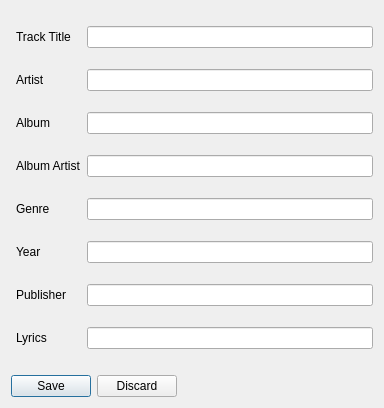
Qt form recommend/ui/editMetadata_form.ui (ProjectRecommend/Recommend) before a commit.
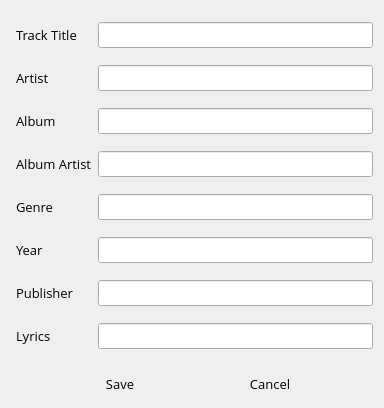
The same form after that commit. Icons and pictures are not drawn.

The edit to the form file:
```diff
--- a/recommend/ui/editMetadata_form.ui
+++ b/recommend/ui/editMetadata_form.ui
@@ -16,6 +16,12 @@
     <verstretch>0</verstretch>
    </sizepolicy>
   </property>
+  <property name="font">
+   <font>
+    <family>Open Sans</family>
+    <pointsize>10</pointsize>
+   </font>
+  </property>
   <property name="windowTitle">
    <string>Edit Song MetaData</string>
   </property>
@@ -23,8 +29,52 @@
    <iconset>
     <normaloff>icons/ic_main.png</normaloff>icons/ic_main.png</iconset>
   </property>
-  <layout class="QVBoxLayout" name="verticalLayout">
-   <item>
+  <property name="toolTip">
+   <string/>
+  </property>
+  <property name="statusTip">
+   <string/>
+  </property>
+  <property name="whatsThis">
+   <string>&lt;html&gt;&lt;head/&gt;&lt;body&gt;&lt;p&gt;&lt;span style=&quot; font-size:10pt;&quot;&gt;Edit MetaData(ID3 Tags) of song, we use MetaData to recommend new songs.&lt;/span&gt;&lt;/p&gt;&lt;p&gt;&lt;span style=&quot; font-size:10pt;&quot;&gt;Wrong MetaData may result in incorrect or no recommendation of this song&lt;/span&gt;&lt;/p&gt;&lt;/body&gt;&lt;/html&gt;</string>
+  </property>
+  <property name="modal">
+   <bool>false</bool>
+  </property>
+  <layout class="QGridLayout" name="gridLayout">
+   <item row="1" column="2">
+    <widget class="QPushButton" name="saveButton">
+     <property name="sizeIncrement">
+      <size>
+       <width>0</width>
+       <height>0</height>
+      </size>
+     </property>
+     <property name="text">
+      <string>Save</string>
+     </property>
+     <property name="icon">
+      <iconset>
+       <normaloff>icons/ic_save.png</normaloff>icons/ic_save.png</iconset>
+     </property>
+     <property name="iconSize">
+      <size>
+       <width>25</width>
+       <height>25</height>
+      </size>
+     </property>
+     <property name="autoDefault">
+      <bool>false</bool>
+     </property>
+     <property name="default">
+      <bool>false</bool>
+     </property>
+     <property name="flat">
+      <bool>true</bool>
+     </property>
+    </widget>
+   </item>
+   <item row="0" column="0" colspan="6">
     <layout class="QFormLayout" name="formLayout">
      <property name="fieldGrowthPolicy">
       <enum>QFormLayout::AllNonFixedFieldsGrow</enum>
@@ -142,25 +192,71 @@
      </item>
     </layout>
    </item>
-   <item>
-    <widget class="QDialogButtonBox" name="buttonBox">
-     <property name="sizePolicy">
-      <sizepolicy hsizetype="Fixed" vsizetype="Fixed">
-       <horstretch>0</horstretch>
-       <verstretch>0</verstretch>
-      </sizepolicy>
-     </property>
+   <item row="1" column="5">
+    <spacer name="horizontalSpacer_3">
      <property name="orientation">
       <enum>Qt::Horizontal</enum>
      </property>
-     <property name="standardButtons">
-      <set>QDialogButtonBox::Discard|QDialogButtonBox::Save</set>
+     <property name="sizeHint" stdset="0">
+      <size>
+       <width>40</width>
+       <height>20</height>
+      </size>
      </property>
-     <property name="centerButtons">
+    </spacer>
+   </item>
+   <item row="1" column="4">
+    <widget class="QPushButton" name="cancelButton">
+     <property name="text">
+      <string>Cancel</string>
+     </property>
+     <property name="icon">
+      <iconset>
+       <normaloff>icons/ic_cancel.png</normaloff>icons/ic_cancel.png</iconset>
+     </property>
+     <property name="iconSize">
+      <size>
+       <width>25</width>
+       <height>25</height>
+      </size>
+     </property>
+     <property name="autoDefault">
       <bool>false</bool>
      </property>
+     <property name="default">
+      <bool>false</bool>
+     </property>
+     <property name="flat">
+      <bool>true</bool>
+     </property>
     </widget>
    </item>
+   <item row="1" column="1">
+    <spacer name="horizontalSpacer_1">
+     <property name="orientation">
+      <enum>Qt::Horizontal</enum>
+     </property>
+     <property name="sizeHint" stdset="0">
+      <size>
+       <width>40</width>
+       <height>20</height>
+      </size>
+     </property>
+    </spacer>
+   </item>
+   <item row="1" column="3">
+    <spacer name="horizontalSpacer_2">
+     <property name="orientation">
+      <enum>Qt::Horizontal</enum>
+     </property>
+     <property name="sizeHint" stdset="0">
+      <size>
+       <width>40</width>
+       <height>20</height>
+      </size>
+     </property>
+    </spacer>
+   </item>
   </layout>
  </widget>
  <resources/>
```
Left out of the diff: 50 changed lines with no effect on the pictures.
